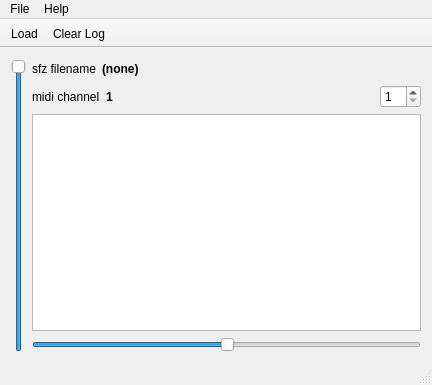
be1/qliquidsfz, file liquidmainwindow.ui: the form before one commit.
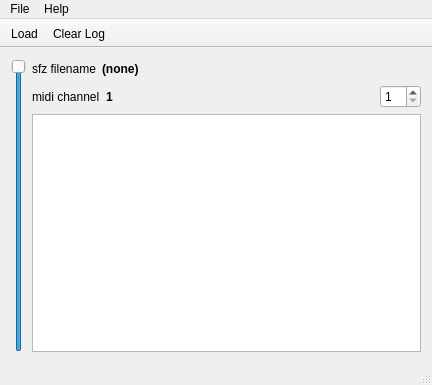
The form after the commit. Icons and pictures are not drawn.

Commit message: Create knobs UI mapped to SFZ's CC list

```diff
--- a/liquidmainwindow.ui
+++ b/liquidmainwindow.ui
@@ -142,19 +142,6 @@
           </property>
          </widget>
         </item>
-        <item>
-         <widget class="QSlider" name="panSlider">
-          <property name="maximum">
-           <number>127</number>
-          </property>
-          <property name="value">
-           <number>64</number>
-          </property>
-          <property name="orientation">
-           <enum>Qt::Orientation::Horizontal</enum>
-          </property>
-         </widget>
-        </item>
        </layout>
       </item>
      </layout>
```
Left out of the diff: 3 changed lines with no effect on the pictures. The commit also changes 5 other files.
